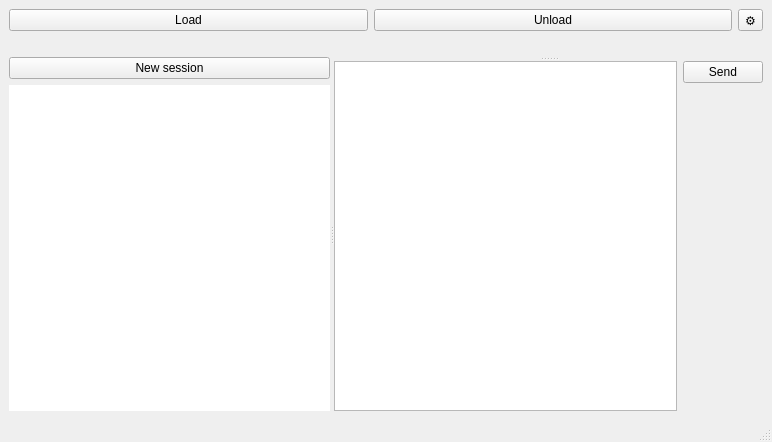
Above: mainwindow.ui from artthirt/LLMTest before the change. Below: the same form after it.
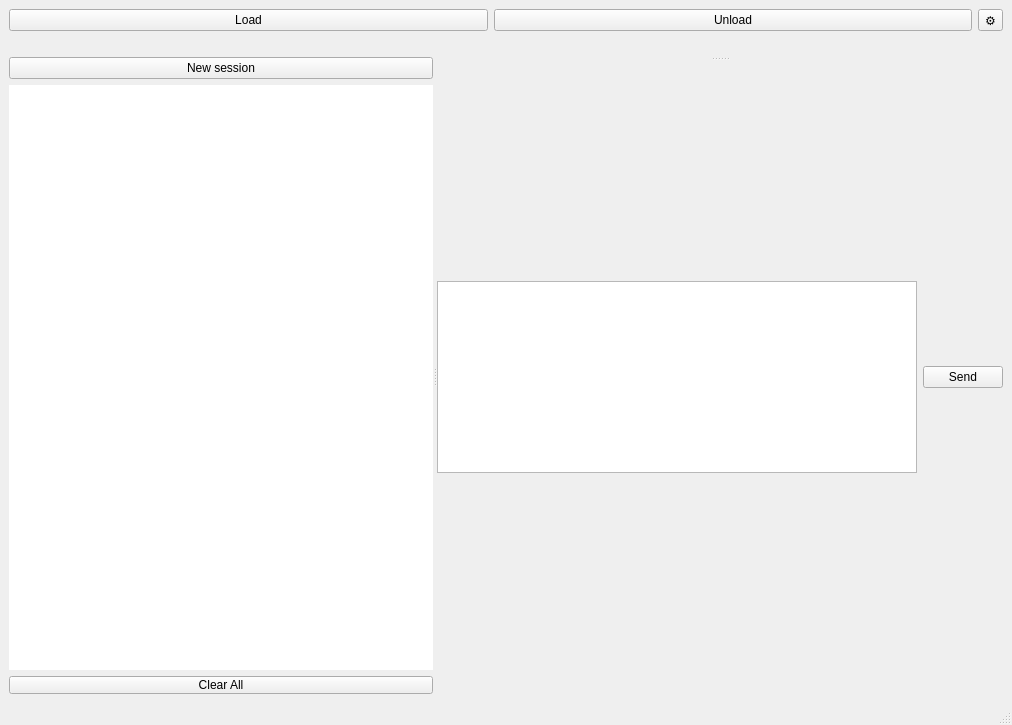
That is the form after the change.

Diff of the .ui file:
```diff
--- a/mainwindow.ui
+++ b/mainwindow.ui
@@ -6,8 +6,8 @@
    <rect>
     <x>0</x>
     <y>0</y>
-    <width>772</width>
-    <height>442</height>
+    <width>1012</width>
+    <height>725</height>
    </rect>
   </property>
   <property name="windowTitle">
@@ -90,9 +90,28 @@
           </property>
          </widget>
         </item>
+        <item>
+         <widget class="QPushButton" name="pbClearAll">
+          <property name="maximumSize">
+           <size>
+            <width>16777215</width>
+            <height>18</height>
+           </size>
+          </property>
+          <property name="text">
+           <string>Clear All</string>
+          </property>
+         </widget>
+        </item>
        </layout>
       </widget>
       <widget class="QWidget" name="widget" native="true">
+       <property name="sizePolicy">
+        <sizepolicy hsizetype="Preferred" vsizetype="Expanding">
+         <horstretch>0</horstretch>
+         <verstretch>0</verstretch>
+        </sizepolicy>
+       </property>
        <layout class="QVBoxLayout" name="verticalLayout">
         <item>
          <widget class="QSplitter" name="mainSplitter">
@@ -129,19 +148,6 @@
                 </property>
                </widget>
               </item>
-              <item>
-               <spacer name="verticalSpacer">
-                <property name="orientation">
-                 <enum>Qt::Orientation::Vertical</enum>
-                </property>
-                <property name="sizeHint" stdset="0">
-                 <size>
-                  <width>20</width>
-                  <height>40</height>
-                 </size>
-                </property>
-               </spacer>
-              </item>
              </layout>
             </item>
            </layout>
```
Left out of the diff: 16 changed lines with no effect on the pictures.
